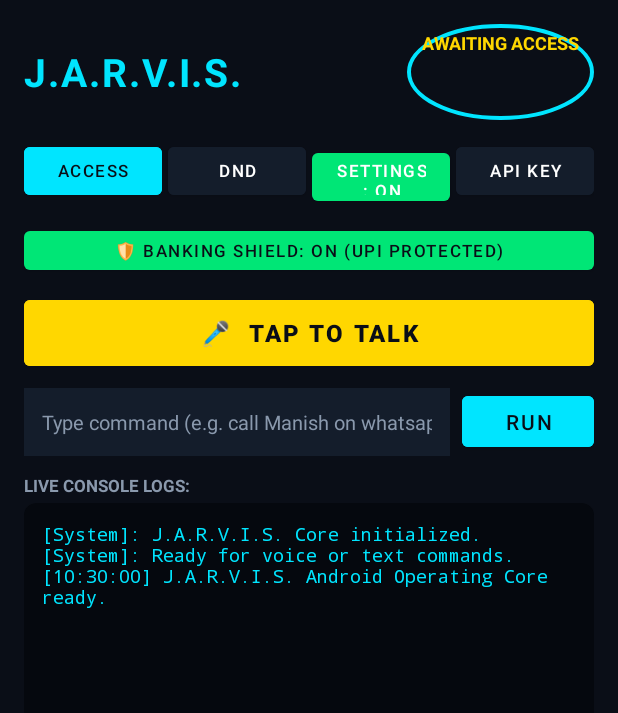
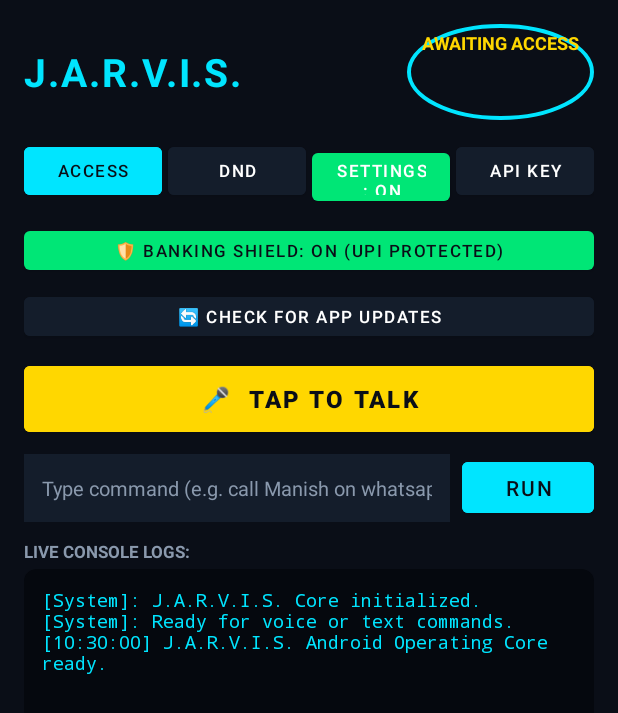
Before and after one commit to NikhilSaharan/Jarvis, an Android app: the screen it shows after launch (MainActivity), on a phone screen of 412 x 824 dp. Shown: the top 713 px of the screen. Run offline under Robolectric (Android 15) with nearby library versions, the phone set to English and light mode, and no system bars.

Commit message:
feat: add Android application structure, core accessibility service, and CI build workflow

```diff
--- a/android/app/build.gradle.kts
+++ b/android/app/build.gradle.kts
@@ -46,8 +46,8 @@ android {
         applicationId = "com.jarvis.assistant"
         minSdk = 26
         targetSdk = 34
-        versionCode = 2
-        versionName = "1.0.1"
+        versionCode = 3
+        versionName = "1.0.2"
 
         testInstrumentationRunner = "androidx.test.runner.AndroidJUnitRunner"
 
--- a/android/app/src/main/java/com/jarvis/assistant/MainActivity.kt
+++ b/android/app/src/main/java/com/jarvis/assistant/MainActivity.kt
@@ -31,6 +31,7 @@ import com.jarvis.assistant.engine.UniversalAppAgent
 import com.jarvis.assistant.memory.JarvisMemoryManager
 import com.jarvis.assistant.scheduler.ScheduledTaskManager
 import com.jarvis.assistant.security.BankingProtectionManager
+import com.jarvis.assistant.update.AppUpdateManager
 import com.jarvis.assistant.voice.SpeakerHelper
 import com.jarvis.assistant.voice.SpeechRecognizerHelper
 import kotlinx.coroutines.CoroutineScope
@@ -58,6 +59,7 @@ class MainActivity : AppCompatActivity() {
     private lateinit var btnWriteSettings: Button
     private lateinit var btnApiKey: Button
     private lateinit var btnShield: Button
+    private lateinit var btnCheckUpdate: Button
     private lateinit var btnTalk: Button
     private lateinit var etCommandInput: EditText
     private lateinit var btnSendCommand: Button
@@ -102,6 +104,9 @@ class MainActivity : AppCompatActivity() {
         initServices()
         setupListeners()
         requestAppPermissions()
+
+        // Automatic In-App Update check on launch
+        AppUpdateManager.checkForUpdates(this, isManual = false)
     }
 
     private fun initViews() {
@@ -112,6 +117,7 @@ class MainActivity : AppCompatActivity() {
         btnWriteSettings = findViewById(R.id.btnWriteSettings)
         btnApiKey = findViewById(R.id.btnApiKey)
         btnShield = findViewById(R.id.btnShield)
+        btnCheckUpdate = findViewById(R.id.btnCheckUpdate)
         btnTalk = findViewById(R.id.btnTalk)
         etCommandInput = findViewById(R.id.etCommandInput)
         btnSendCommand = findViewById(R.id.btnSendCommand)
@@ -210,6 +216,10 @@ class MainActivity : AppCompatActivity() {
 
         btnShield.setOnClickListener {
             showBankingShieldDialog()
+        }
+
+        btnCheckUpdate.setOnClickListener {
+            AppUpdateManager.checkForUpdates(this, isManual = true)
         }
 
         // Voice button: Tap to talk
--- a/android/app/src/main/java/com/jarvis/assistant/engine/UniversalAppAgent.kt
+++ b/android/app/src/main/java/com/jarvis/assistant/engine/UniversalAppAgent.kt
@@ -43,7 +43,7 @@ class UniversalAppAgent(
             }
 
             val actionHistory = mutableListOf<String>()
-            val maxTurns = 6
+            val maxTurns = 8
             var turn = 0
             var finalMsg = ""
             var isCompleted = false
@@ -70,16 +70,23 @@ $historyStr
 
 Sir's Overall Goal: "$instruction"
 
-SEARCH & NAVIGATION RULES:
-1. PREFER SEARCH OVER SCROLLING: When looking for a specific contact, person, chat, show, video, or item, ALWAYS tap the Search bar or Search icon and type the name directly instead of scrolling endlessly through lists.
+SEARCH, NAVIGATION & EXECUTION RULES:
+1. PREFER SEARCH OVER SCROLLING: When looking for a specific contact, person, chat, show, video, profile, or item, ALWAYS tap the Search bar or Search icon and type the name directly instead of scrolling endlessly through lists.
 2. FINALIZE GOAL:
    - For chat/messaging: Open the person's chat, type the message into the text box, and tap the Send button.
    - For media/shows/video: Tap on the show/movie card or play/resume button to start playback.
-3. WHEN NOT FOUND: If the target contact or show is not found after searching, choose "done" with an honest summary in natural Hinglish (e.g. "Anuj nahi mila Sir").
+   - For social/following: Tap on the target profile or Follow/Subscribe button.
+3. CONTENT CREATION & NOTES (TABLES, LISTS, MEMOS):
+   - When Sir's goal is to create or write content (e.g. a table, list, notes, checklist, memo):
+   - DO NOT get trapped clicking proprietary formatting buttons, table grid wizards, or column add dialogs.
+   - As an intelligent AI, CONSTRUCT the entire, beautifully structured content (using clean Markdown or aligned text table, bullet list, or formatted notes) directly inside the "text" field of "type_tag".
+   - Tap the note/document editor field and type the complete generated content in ONE clean action!
+   - Once content is typed, if there is a save/tick/done button tap it, or choose "done".
+4. WHEN NOT FOUND: If the target contact, item, or show is not found after searching, choose "done" with an honest summary in natural Hinglish (e.g. "Anuj nahi mila Sir").
 
 Decide the best next single action:
-- "tap_tag": Tap a numbered element [tag] (e.g. search icon / search bar, contact/chat name, send button, play button).
-- "type_tag": Type text into an input field [tag] (e.g. search query, chat message).
+- "tap_tag": Tap a numbered element [tag] (e.g. search icon / search bar, create note button, contact/chat name, send button, play button).
+- "type_tag": Type text into an input field [tag] (e.g. search query, chat message, or full generated note/table content).
 - "scroll_screen": Scroll the active screen down or up (use only if search is unavailable).
 - "back": Press the hardware back button (e.g. to dismiss a popup, exit an overlay, or return).
 - "done": Goal is completely achieved on screen, or target was not found.
@@ -88,9 +95,9 @@ OUTPUT ONLY A RAW JSON OBJECT (no markdown, no backticks):
 {
   "action": "tap_tag" | "type_tag" | "scroll_screen" | "back" | "done",
   "tag": <number or null>,
-  "text": "<text to type or null>",
+  "text": "<text to type, or full generated table/list/note content, or null>",
   "direction": "down" | "up" | null,
-  "summary": "<When continuing: short step log. When done: a single, natural, clean sentence in spoken Hinglish to Sir confirming what happened, e.g. 'Anuj ko hello bhej diya hai Sir' or 'Campus Diaries play ho gaya hai Sir' or 'Anuj nahi mila Sir'. NEVER include robotic words like 'goal complete', 'execute', or app prefixes.>"
+  "summary": "<When continuing: short step log. When done: a single, natural, clean sentence in spoken Hinglish to Sir confirming what happened, e.g. 'Notes me Prashant, Nikhil aur Akhil ka table bana diya hai Sir' or 'Anuj ko hello bhej diya hai Sir'. NEVER include robotic words like 'goal complete', 'execute', or app prefixes.>"
 }
 """.trimIndent()
 
@@ -120,7 +127,8 @@ OUTPUT ONLY A RAW JSON OBJECT (no markdown, no backticks):
                         val targetTag = decision.tag ?: 1
                         val textToType = decision.text ?: instruction
                         nodeActionEngine.typeTextByTag(targetTag, textToType) { _, _ -> }
-                        actionHistory.add("Typed '$textToType' into element [$targetTag]")
+                        val preview = if (textToType.length > 40) textToType.take(40).replace("\n", " ") + "..." else textToType
+                        actionHistory.add("Typed '$preview' into element [$targetTag]")
                         delay(600)
                     }
                     "scroll_screen" -> {
--- a/android/app/src/main/res/layout/activity_main.xml
+++ b/android/app/src/main/res/layout/activity_main.xml
@@ -101,6 +101,17 @@
         android:textSize="11sp"
         android:textColor="@color/white"
         android:backgroundTint="@color/jarvis_card_bg"
+        android:layout_marginBottom="6dp" />
+
+    <!-- App Auto-Update Row/Button -->
+    <Button
+        android:id="@+id/btnCheckUpdate"
+        android:layout_width="match_parent"
+        android:layout_height="38dp"
+        android:text="🔄 Check for App Updates"
+        android:textSize="11sp"
+        android:textColor="@color/white"
+        android:backgroundTint="@color/jarvis_card_bg"
         android:layout_marginBottom="8dp" />
 
     <!-- Action Bar: Tap To Talk & Text Command -->
```
Also changed, not shown: android/app/src/main/AndroidManifest.xml (+12 -0 lines), android/app/src/main/java/com/jarvis/assistant/JarvisAccessibilityService.kt (+25 -3 lines), android/app/src/main/java/com/jarvis/assistant/update/AppUpdateManager.kt (added, +229 -0 lines), android/app/src/main/res/xml/file_paths.xml (added, +7 -0 lines), 2 other files.
